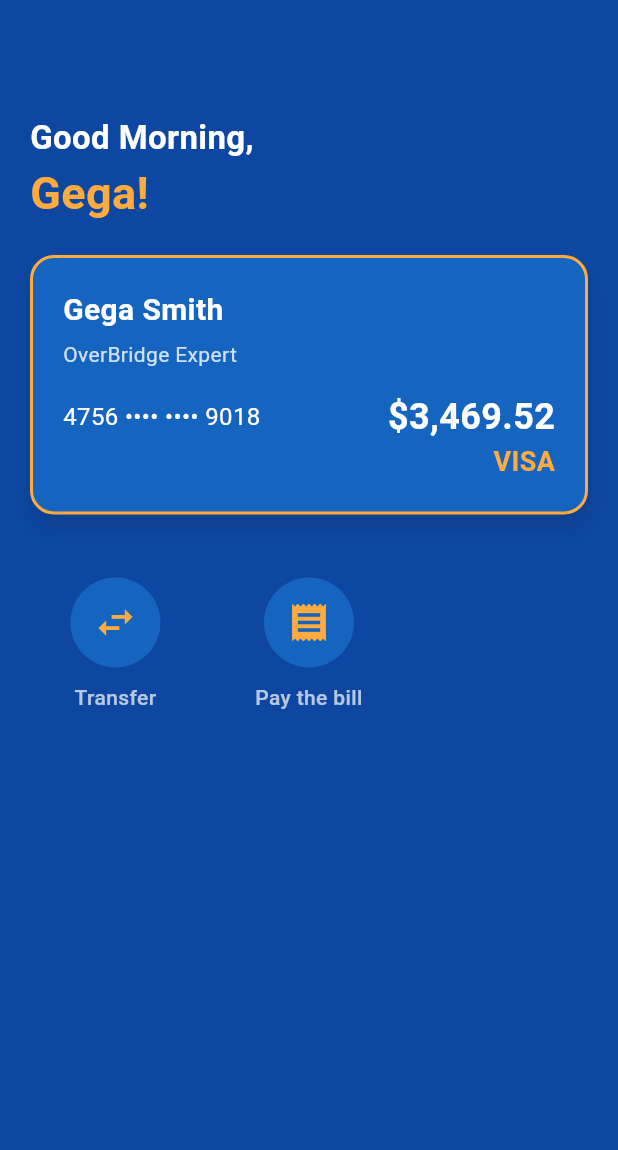
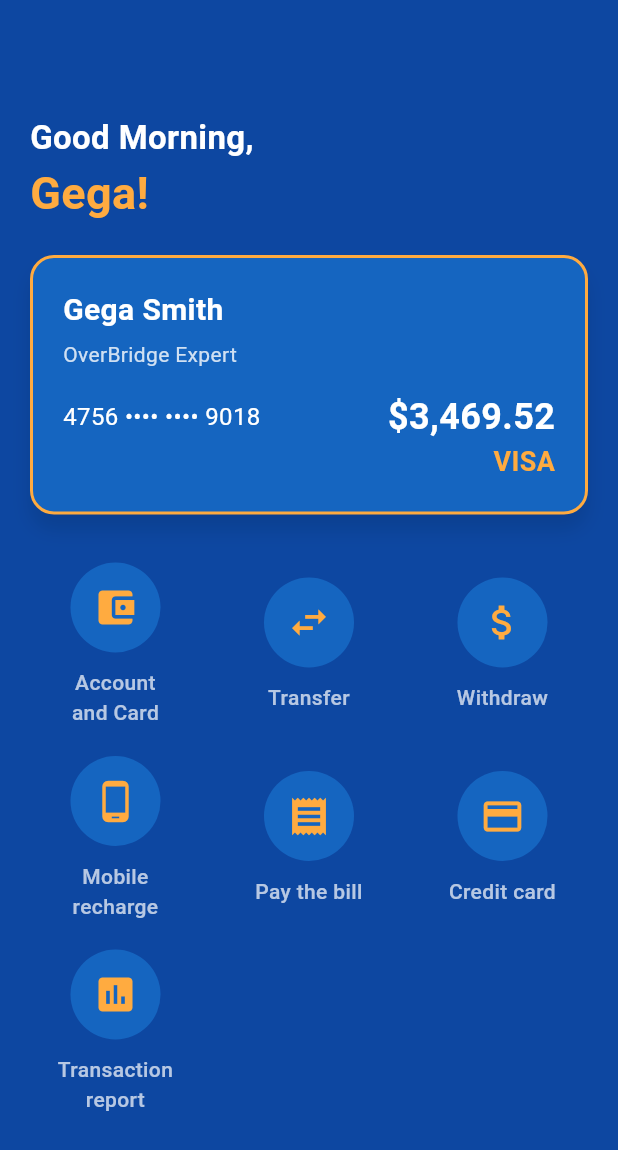
Before and after one commit to munyokii/mywallet, a Flutter app: the Homecontent screen opened by its route, on a phone screen of 412 x 824 dp. Shown: the top 1150 px of the screen. Run offline on Flutter 3.47's test engine with Material 3 defaults, Android fonts, the phone set to English and light mode, and no system bars.

Commit message:
Home page content classes

```diff
--- a/lib/classes/homecontent.dart
+++ b/lib/classes/homecontent.dart
@@ -1,30 +1,33 @@
-// Importing necessary packages and files.
-import 'package:flutter/material.dart'; // Flutter's material design package for UI components.
-import 'package:mywallet/screens/pages/pay_bill.dart'; // Pay the Bill page.
-import 'package:mywallet/screens/pages/transfer.dart'; // Transfer page.
+import 'package:flutter/material.dart';
+import 'package:mywallet/screens/pages/account.dart';
+import 'package:mywallet/screens/pages/credit_card.dart';
+import 'package:mywallet/screens/pages/mobile_recharge.dart';
+import 'package:mywallet/screens/pages/pay_bill.dart';
+import 'package:mywallet/screens/pages/transaction_report.dart';
+import 'package:mywallet/screens/pages/transfer.dart';
+import 'package:mywallet/screens/pages/withdraw.dart';
 
-// Homecontent widget represents the main screen of the app.
 class Homecontent extends StatelessWidget {
-  const Homecontent({super.key});
+  const Homecontent({Key? key}) : super(key: key);
 
   @override
   Widget build(BuildContext context) {
     return Scaffold(
-      backgroundColor: Colors.blue.shade900, // Background color matching the login page.
+      backgroundColor: Colors.blue.shade900, // Matched Login Page
       appBar: AppBar(
-        backgroundColor: Colors.blue.shade900, // Deep blue color for the app bar.
-        elevation: 0, // No shadow for the app bar.
-        automaticallyImplyLeading: false, // Removes the back arrow from the app bar.
+        backgroundColor: Colors.blue.shade900, // Deep Blue
+        elevation: 0, // No shadow
+        automaticallyImplyLeading: false, // Removes the back arrow
       ),
       body: Padding(
-        padding: const EdgeInsets.symmetric(horizontal: 20.0), // Horizontal padding for the body.
+        padding: const EdgeInsets.symmetric(horizontal: 20.0),
         child: Column(
-          crossAxisAlignment: CrossAxisAlignment.start, // Align children to the start of the column.
+          crossAxisAlignment: CrossAxisAlignment.start,
           children: [
-            _upperText(), // Greeting section.
-            _materCardSection(), // Card section.
-            const SizedBox(height: 30), // Spacing between sections.
-            _middleScreenButtons(context), // Grid menu section.
+            _upperText(),
+            _materCardSection(),
+            const SizedBox(height: 30),
+            _middleScreenButtons(context),
           ],
         ),
       ),
@@ -35,46 +38,45 @@ class Homecontent extends StatelessWidget {
   Widget _middleScreenButtons(BuildContext context) {
     return Expanded(
       child: GridView.count(
-        crossAxisCount: 3, // Number of columns in the grid.
-        crossAxisSpacing: 15, // Spacing between columns.
-        mainAxisSpacing: 15, // Spacing between rows.
+        crossAxisCount: 3,
+        crossAxisSpacing: 15,
+        mainAxisSpacing: 15,
         children: [
-          // Menu items with icons, labels, and navigation actions.
-          // _buildMenuItem(
-          //   Icons.account_balance_wallet,
-          //   'Account\nand Card',
-          //   () => Navigator.push(context, MaterialPageRoute(builder: (context) => const AccountAndCardPage())),
-          // ),
+          _buildMenuItem(
+            Icons.account_balance_wallet,
+            'Account\nand Card',
+            () => Navigator.push(context, MaterialPageRoute(builder: (context) => const AccountAndCardPage())),
+          ),
           _buildMenuItem(
             Icons.swap_horiz,
             'Transfer',
             () => Navigator.push(context, MaterialPageRoute(builder: (context) => const TransferPage())),
           ),
-          // _buildMenuItem(
-          //   Icons.attach_money,
-          //   'Withdraw',
-          //   () => Navigator.push(context, MaterialPageRoute(builder: (context) => const WithdrawPage())),
-          // ),
-          // _buildMenuItem(
-          //   Icons.phone_android,
-          //   'Mobile\nrecharge',
-          //   () => Navigator.push(context, MaterialPageRoute(builder: (context) => const MobileRechargePage())),
-          // ),
+          _buildMenuItem(
+            Icons.attach_money,
+            'Withdraw',
+            () => Navigator.push(context, MaterialPageRoute(builder: (context) => const WithdrawPage())),
+          ),
+          _buildMenuItem(
+            Icons.phone_android,
+            'Mobile\nrecharge',
+            () => Navigator.push(context, MaterialPageRoute(builder: (context) => const MobileRechargePage())),
+          ),
           _buildMenuItem(
             Icons.receipt,
             'Pay the bill',
             () => Navigator.push(context, MaterialPageRoute(builder: (context) => const PayTheBillPage())),
           ),
-          // _buildMenuItem(
-          //   Icons.credit_card,
-          //   'Credit card',
-          //   () => Navigator.push(context, MaterialPageRoute(builder: (context) => const CreditCardPage())),
-          // ),
-          // _buildMenuItem(
-          //   Icons.insert_chart,
-          //   'Transaction\nreport',
-          //   () => Navigator.push(context, MaterialPageRoute(builder: (context) => const TransactionReportPage())),
-          // ),
+          _buildMenuItem(
+            Icons.credit_card,
+            'Credit card',
+            () => Navigator.push(context, MaterialPageRoute(builder: (context) => const CreditCardPage())),
+          ),
+          _buildMenuItem(
+            Icons.insert_chart,
+            'Transaction\nreport',
+            () => Navigator.push(context, MaterialPageRoute(builder: (context) => const TransactionReportPage())),
+          ),
         ],
       ),
     );
@@ -83,19 +85,19 @@ class Homecontent extends StatelessWidget {
   // Menu Item Widget (Styled like Login Page)
   Widget _buildMenuItem(IconData icon, String label, VoidCallback onTap) {
     return GestureDetector(
-      onTap: onTap, // Action to perform when the item is tapped.
+      onTap: onTap,
       child: Column(
-        mainAxisAlignment: MainAxisAlignment.center, // Center the content vertically.
+        mainAxisAlignment: MainAxisAlignment.center,
         children: [
           CircleAvatar(
             radius: 30,
-            backgroundColor: Colors.blue.shade800, // Background color matching the login page fields.
-            child: Icon(icon, color: Colors.orangeAccent, size: 30), // Orange accent icon.
+            backgroundColor: Colors.blue.shade800, // Matched Login Page Fields
+            child: Icon(icon, color: Colors.orangeAccent, size: 30), // Orange Accent
           ),
-          const SizedBox(height: 10), // Spacing between icon and label.
+          const SizedBox(height: 10),
           Text(
             label,
-            textAlign: TextAlign.center, // Center the text.
+            textAlign: TextAlign.center,
             style: const TextStyle(fontSize: 14, fontWeight: FontWeight.w500, color: Colors.white70),
           ),
         ],
@@ -107,9 +109,9 @@ class Homecontent extends StatelessWidget {
 // Greeting Section
 Widget _upperText() {
   return const Padding(
-    padding: EdgeInsets.only(top: 20.0), // Padding at the top.
+    padding: EdgeInsets.only(top: 20.0),
     child: Column(
-      crossAxisAlignment: CrossAxisAlignment.start, // Align text to the start.
+      crossAxisAlignment: CrossAxisAlignment.start,
       children: [
         Text(
           'Good Morning,',
@@ -119,7 +121,7 @@ Widget _upperText() {
           'Gega!',
           style: TextStyle(fontSize: 30, fontWeight: FontWeight.bold, color: Colors.orangeAccent),
         ),
-        SizedBox(height: 20), // Spacing between texts.
+        SizedBox(height: 20),
       ],
     ),
   );
@@ -128,11 +130,11 @@ Widget _upperText() {
 // Card Section (Styled like Login Page)
 Widget _materCardSection() {
   return Container(
-    width: double.infinity, // Full width.
+    width: double.infinity,
     decoration: BoxDecoration(
-      borderRadius: BorderRadius.circular(16), // Rounded corners.
-      color: Colors.blue.shade800, // Deep blue background (like input fields).
-      border: Border.all(color: Colors.orangeAccent, width: 2), // Orange border.
+      borderRadius: BorderRadius.circular(16),
+      color: Colors.blue.shade800, // Deep Blue (like input fields)
+      border: Border.all(color: Colors.orangeAccent, width: 2), // Orange Border
       boxShadow: [
         BoxShadow(
           color: Colors.black.withOpacity(0.1),
@@ -142,9 +144,9 @@ Widget _materCardSection() {
       ],
     ),
     child: Padding(
-      padding: const EdgeInsets.all(20.0), // Padding inside the container.
+      padding: const EdgeInsets.all(20.0),
       child: Column(
-        crossAxisAlignment: CrossAxisAlignment.start, // Align text to the start.
+        crossAxisAlignment: CrossAxisAlignment.start,
         children: [
           const Text(
             'Gega Smith',
@@ -154,7 +156,7 @@ Widget _materCardSection() {
               fontWeight: FontWeight.bold,
             ),
           ),
-          const SizedBox(height: 5), // Spacing between texts.
+          const SizedBox(height: 5),
           Text(
             'OverBridge Expert',
             style: TextStyle(
@@ -162,9 +164,9 @@ Widget _materCardSection() {
               fontSize: 14,
             ),
           ),
-          const SizedBox(height: 15), // Spacing between sections.
+          const SizedBox(height: 15),
           const Row(
-            mainAxisAlignment: MainAxisAlignment.spaceBetween, // Space between elements.
+            mainAxisAlignment: MainAxisAlignment.spaceBetween,
             children: [
               Text(
                 '4756 •••• •••• 9018',
@@ -184,7 +186,7 @@ Widget _materCardSection() {
             ],
           ),
           const Align(
-            alignment: Alignment.bottomRight, // Align text to the bottom right.
+            alignment: Alignment.bottomRight,
             child: Text(
               'VISA',
               style: TextStyle(
```
